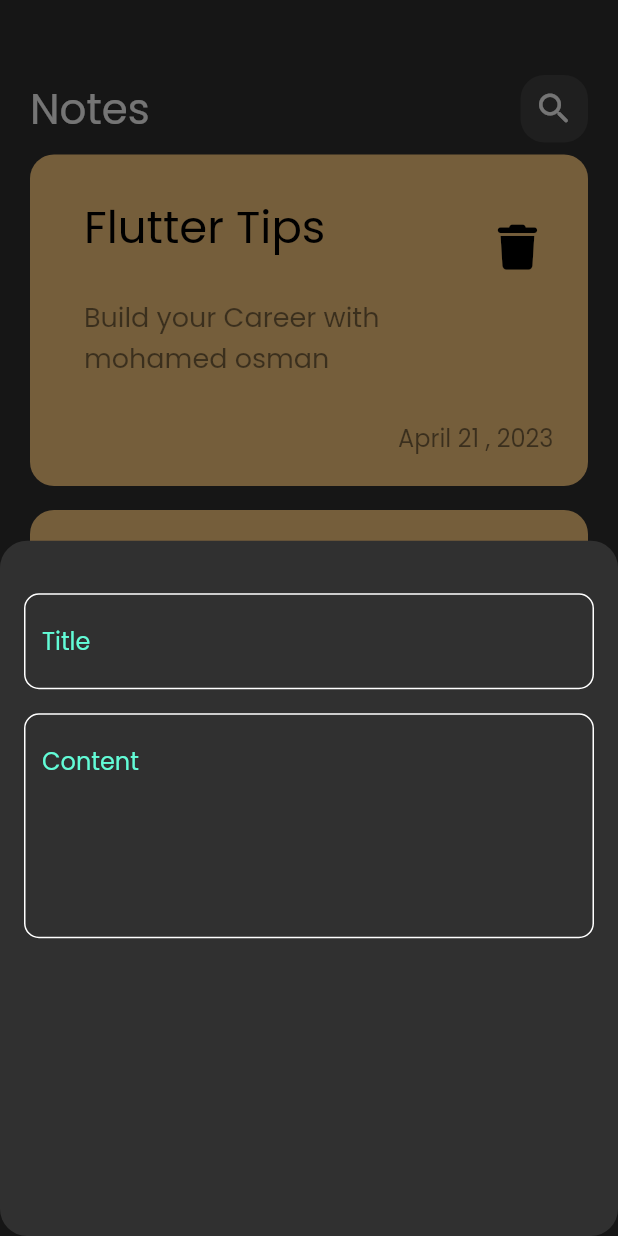
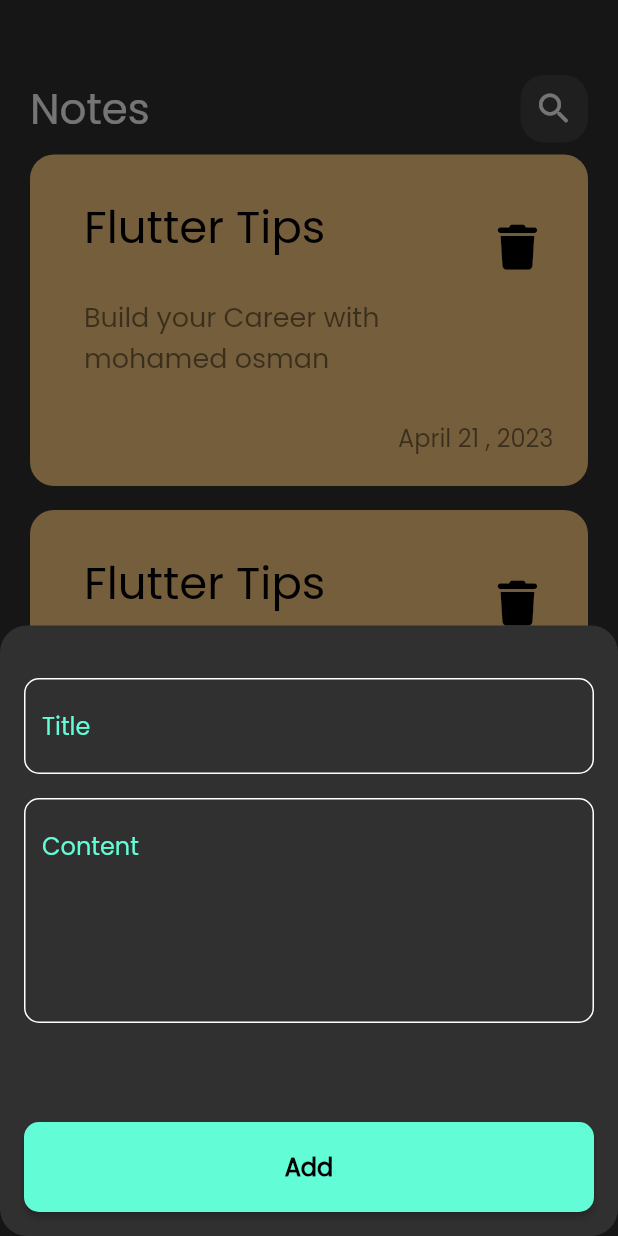
Before and after one commit to mohamed3sman/notes_app, a Flutter app: the screen it shows after launch, after a tap on the "add" icon, on a phone screen of 412 x 824 dp. Run offline on Flutter 3.47's test engine with Material 2 defaults, Android fonts, the phone set to English and light mode, and no system bars; our stand-ins replace font_awesome_flutter.

Commit message:
finish notes bottom sheet

```diff
--- a/lib/widgets/add_note_bottom_sheet.dart
+++ b/lib/widgets/add_note_bottom_sheet.dart
@@ -1,5 +1,6 @@
 import 'package:flutter/material.dart';
 import 'package:notes_app/constants.dart';
+import 'package:notes_app/widgets/custom_button.dart';
 import 'package:notes_app/widgets/custom_text_field.dart';
 
 class AddNoteBottomSheet extends StatelessWidget {
@@ -9,6 +10,7 @@ class AddNoteBottomSheet extends StatelessWidget {
   Widget build(BuildContext context) {
     return Padding(
       padding: const EdgeInsets.symmetric(horizontal: 16),
+      child: SingleChildScrollView(
         child: Column(
           children: const [
             SizedBox(
@@ -17,7 +19,11 @@ class AddNoteBottomSheet extends StatelessWidget {
             CustomTextField(hint: 'Title'),
             SizedBox(height: 16),
             CustomTextField(hint: 'Content', maxLines: 5),
+            SizedBox(height: 66),
+            CustomButton(),
+            SizedBox(height: 16),
           ],
+        ),
       ),
     );
   }
--- /dev/null
+++ b/lib/widgets/custom_button.dart
@@ -0,0 +1,22 @@
+import 'package:flutter/material.dart';
+import 'package:notes_app/constants.dart';
+
+class CustomButton extends StatelessWidget {
+  const CustomButton({super.key});
+
+  @override
+  Widget build(BuildContext context) {
+    return MaterialButton(
+      minWidth: MediaQuery.of(context).size.width,
+      padding: EdgeInsets.symmetric(vertical: 18),
+      shape: RoundedRectangleBorder(borderRadius: BorderRadius.circular(10)),
+      color: kPrimaryColor,
+      onPressed: () {},
+      child: const Text(
+        'Add',
+        style: TextStyle(
+            color: Colors.black, fontSize: 16, fontWeight: FontWeight.w600),
+      ),
+    );
+  }
+}
```
Lines whose indentation alone changed are shown as unchanged.
